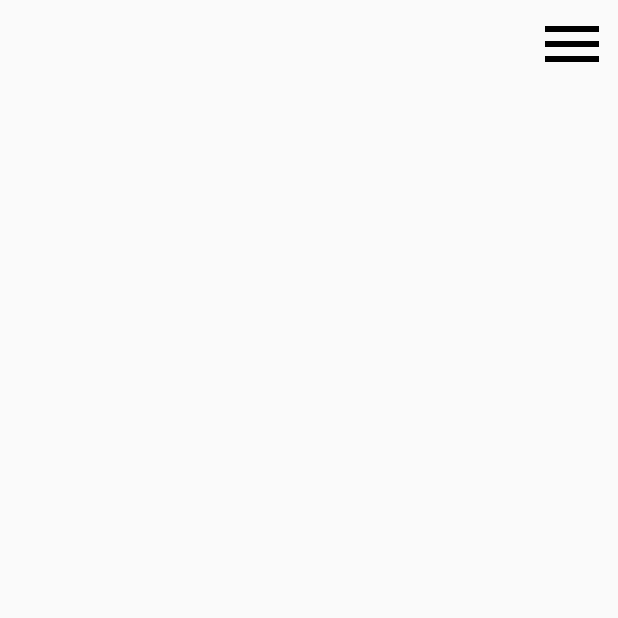
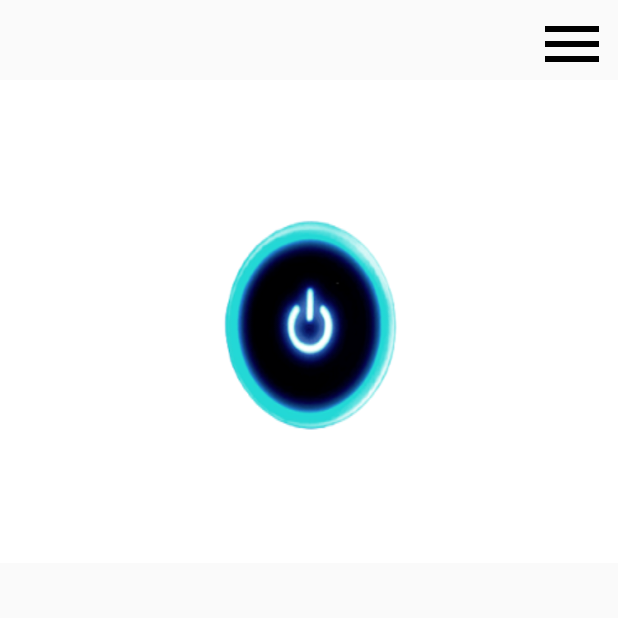
Before and after one commit to TaehoLEEKR/Cap-JAVA-, an Android app: the Main_Activity screen opened directly, with no data from a screen before it, on a phone screen of 412 x 824 dp, the top half of it. Before the commit the part shown is almost empty. Run offline under Robolectric (Android 15) with nearby library versions, the phone set to English and light mode, and no system bars.

Commit message:
power Button

```diff
--- a/app/src/main/java/com/example/cap/Main_Activity.java
+++ b/app/src/main/java/com/example/cap/Main_Activity.java
@@ -8,6 +8,7 @@ import androidx.drawerlayout.widget.DrawerLayout;
 import android.content.Intent;
 import android.os.Bundle;
 import android.view.MenuItem;
+import android.view.MotionEvent;
 import android.view.View;
 import android.widget.ImageButton;
 import android.widget.Toast;
@@ -19,81 +20,86 @@ import org.jetbrains.annotations.NotNull;
 import java.util.ArrayList;
 
 public class Main_Activity extends AppCompatActivity {
-
-    // ------------------------------  변수 설정 부분 ---------------------------------
-    private long backKeyPressedTime = 0;    // 뒤로가기 버튼을 눌렀던 시간을 저장
-    private Toast toast;                    // 첫번째 뒤로가기 시 토스 던지기
-    private DrawerLayout layout_drawer;
-    private ImageButton imageButton;
-    private NavigationView naviView;
-
-    //-------------------------------------------------------------------------------
+    private int img_sw = 1;
 
     @Override
-    protected void onCreate(Bundle savedInstanceState) { //
+    protected void onCreate(Bundle savedInstanceState) {
         super.onCreate(savedInstanceState);
         setContentView(R.layout.main);
 
-        // ----------------------- 레이아웃 id 변수 -----------------------------------
-        layout_drawer = findViewById(R.id.layout_drawer);
-        imageButton = findViewById(R.id.imageButton);
-        naviView = findViewById(R.id.naviView);
-        layout_drawer = findViewById(R.id.layout_drawer);
-        // ---------------------------------------------------------------------------
+        ArrayList<String> Datalist = new ArrayList<String>();
+        Datalist = getIntent().getStringArrayListExtra("Datalist");
 
-        ArrayList<String> Datalist = new ArrayList<String>();
-        Datalist = getIntent().getStringArrayListExtra("Datalist"); // 로그인 에서 받아온 DB 를 배열에 저장한 변수
-        System.out.println("Main []"+Datalist);
-        ArrayList<String> finalDatalist = Datalist;
-
-        //메뉴바 눌렀을때
+        DrawerLayout layout_drawer = findViewById(R.id.layout_drawer);
+        ImageButton imageButton = findViewById(R.id.imageButton);
         imageButton.setOnClickListener(new View.OnClickListener() {
             @Override
             public void onClick(View view) {
                 layout_drawer.openDrawer(GravityCompat.END);
             }
         });
+        NavigationView naviView = findViewById(R.id.naviView);
 
-        //메뉴 함수 부분
-        naviView.setNavigationItemSelectedListener(new NavigationView.OnNavigationItemSelectedListener()
-        {
+        ArrayList<String> finalDatalist = Datalist;
+        naviView.setNavigationItemSelectedListener(new NavigationView.OnNavigationItemSelectedListener() {
             @Override
             public boolean onNavigationItemSelected(@NonNull @NotNull MenuItem item) {
+                if (item.getItemId() == R.id.info)
+                    System.out.println("내 정보");
+                Intent intent = new Intent(Main_Activity.this, Information_Activitiy.class);
+                intent.putExtra("Datalist", finalDatalist);
+                startActivity(intent);
+                Main_Activity.this.finish();
+                if (item.getItemId() == R.id.device)
+                    System.out.println("디바이스");
+                if (item.getItemId() == R.id.deviceAdd)
+                    System.out.println("장치 추가");
+                layout_drawer.closeDrawers();
+                return false;
+            }
+        });
 
-                // 메뉴바 기능
-                if (item.getItemId() == R.id.info) {
-                    System.out.println("내 정보");
-                    Intent intent = new Intent(Main_Activity.this, Information_Activitiy.class);
-                    intent.putExtra("Datalist", finalDatalist); // Datalist 를 받아옴
-                    startActivity(intent);
-                }
-                if (item.getItemId() == R.id.device) {
-                    System.out.println("디바이스");
-                }
-                if (item.getItemId() == R.id.deviceAdd) {
-                    System.out.println("장치 추가");
-                }
+        // 전원버튼 클릭 이미지 변경함수
+        ImageButton img_btn = findViewById(R.id.img_btn);
+        img_btn.setOnTouchListener(new View.OnTouchListener() {
+            @Override
+            public boolean onTouch(View v, MotionEvent event) {
+                switch (event.getAction()) {
+                    case MotionEvent.ACTION_DOWN: {
+                        img_btn.setBackgroundResource(R.drawable.power);
+                        break;
+                    }
+                    case MotionEvent.ACTION_UP: {
+                        if(img_sw == 1) {
+                            img_btn.setBackgroundResource(R.drawable.power_off);
+                            img_sw = 0;
+                        }
+                        else {
+                            img_btn.setBackgroundResource(R.drawable.power_on);
+                            img_sw = 1;
+                        }
+                        break;
+                    }
 
-                layout_drawer.closeDrawers();
-
-                return false;
+                }   // switch end
+                return true; // 안써주면 반환형오류떠서 써줌!
             }
         });
     }   // onCreate end
 
-    // 메인에서 뒤로가기 두번을 눌렀을때 종료
+    private long backKeyPressedTime = 0;    // 뒤로가기 버튼을 눌렀던 시간을 저장
+    private Toast toast;                    // 첫번째 뒤로가기 시 토스 던지기
+
     @Override
     public void onBackPressed() {
-
-        if (layout_drawer.isDrawerOpen(GravityCompat.END)) {
+        DrawerLayout layout_drawer = findViewById(R.id.layout_drawer);
+        if (layout_drawer.isDrawerOpen(GravityCompat.END))
             layout_drawer.closeDrawers();
-        }
         else if (System.currentTimeMillis() > backKeyPressedTime + 2000) {
             backKeyPressedTime = System.currentTimeMillis();
             toast = Toast.makeText(this, "\'뒤로\' 버튼을 한번 더 누르시면 종료합니다.", Toast.LENGTH_SHORT);
             toast.show();
             return;
-
         } else if (System.currentTimeMillis() <= backKeyPressedTime + 2000) {
             finish();
             toast.cancel();
@@ -102,6 +108,5 @@ public class Main_Activity extends AppCompatActivity {
             intent.putExtra("KILL_ACT", true);
             startActivity(intent);
         }
-
     }
 }
--- a/app/src/main/res/layout/main.xml
+++ b/app/src/main/res/layout/main.xml
@@ -20,6 +20,13 @@
             android:src="@drawable/ic_baseline_menu_24"
             app:layout_constraintStart_toStartOf="parent"
             app:layout_constraintTop_toTopOf="parent" />
+
+            <ImageButton
+                android:id="@+id/img_btn"
+                android:layout_width="500dp"
+                android:layout_height="322dp"
+                android:background="@drawable/power_on" />
+
     </TableLayout>
 
     <com.google.android.material.navigation.NavigationView
```
Also changed, not shown: app/src/main/res/xml/power.xml (added, +7 -0 lines), app/src/main/res/drawable/power.png (added), app/src/main/res/drawable/power_off.png (added), app/src/main/res/drawable/power_on.png (added).
